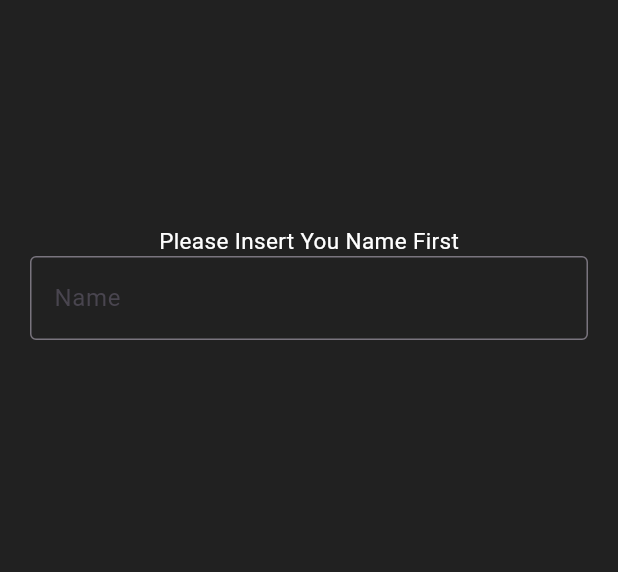
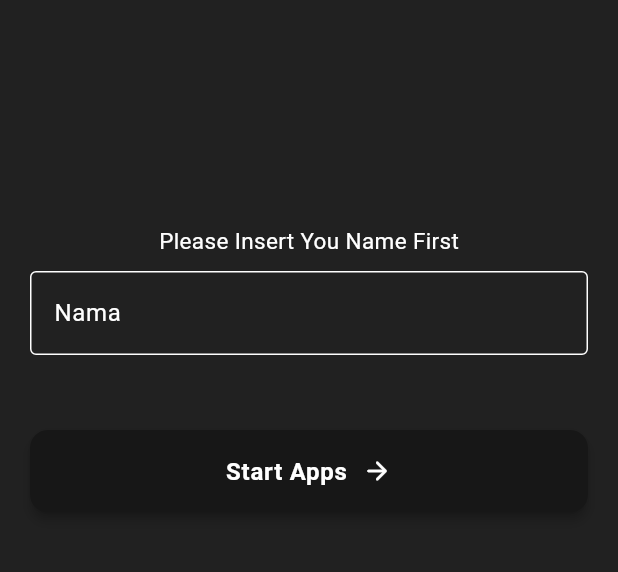
Before and after one commit to FoxHound-X/Sintaxia, a Flutter app: the screen it shows after launch, after a tap on "Start Apps", on a phone screen of 412 x 824 dp, the part 146-718 px from its top. Run offline on Flutter 3.47's test engine with Material 3 defaults, Android fonts, the phone set to English and light mode, and no system bars; our stand-ins replace animated_text_kit, awesome_snackbar_content, shared_preferences; project files that could hold a hidden picture were left out.

Commit message:
update
update penambahan input username

```diff
--- a/aplikasi/lib/halaman/home.dart
+++ b/aplikasi/lib/halaman/home.dart
@@ -1,6 +1,7 @@
 import 'package:animated_text_kit/animated_text_kit.dart';
 import 'package:aplikasi/aset/paketwarna.dart';
 import 'package:awesome_snackbar_content/awesome_snackbar_content.dart';
+import 'package:shared_preferences/shared_preferences.dart';
 import 'package:flutter/material.dart';
 import 'package:aplikasi/aset/asetwidget.dart';
 
@@ -13,6 +14,23 @@ class HalamanHome extends StatefulWidget {
 }
 
 class _HalamanHomeState extends State<HalamanHome> {
+
+String nama = '';
+
+@override
+void initState() {
+  super.initState();
+  _ambilNama(); // ✅ panggil saat halaman dibuka
+}
+
+Future<void> _ambilNama() async {
+  final prefs = await SharedPreferences.getInstance();
+  setState(() {
+    nama = prefs.getString('nama') ?? '';
+  });
+}
+
+
   @override
   Widget build(BuildContext context) {
     return RepaintBoundary(
@@ -25,8 +43,8 @@ class _HalamanHomeState extends State<HalamanHome> {
             Padding(
               padding: const EdgeInsets.only(right: 3),
               child: TextButton(
-                child: const Text(
-                  "SINTAXIA",
+                child: Text(
+                  "$nama",
                   style: TextStyle(
                     fontSize: 18,
                     fontWeight: FontWeight.bold,
--- a/aplikasi/lib/main.dart
+++ b/aplikasi/lib/main.dart
@@ -168,12 +168,18 @@ class _welcomeState extends State<welcome> {
                           shape: RoundedRectangleBorder(borderRadius: BorderRadius.circular(9)),
                         ),
                         onPressed: _isHomePreloaded
-                            ? () {
+                            ? () async {
+                              final perfs = await SharedPreferences.getInstance();
+                              final isFirsstTime = perfs.getBool('isFirstTime') ?? true;
+
+                              if (!mounted) return;
+
+
                                 Navigator.pushReplacement(
                                   context,
                                   PageRouteBuilder(
                                     transitionDuration: const Duration(milliseconds: 600),
-                                    pageBuilder: (context, animation, secondaryAnimation) => const FirstTime(),
+                                    pageBuilder: (context, animation, secondaryAnimation) => isFirsstTime ? const FirstTime(): const HalamanHome(),
                                     transitionsBuilder: (context, animation, secondaryAnimation, child) {
                                       final offsetAnimation = Tween<Offset>(
                                         begin: const Offset(0, 0.2),
--- a/aplikasi/lib/notimportan/firstime.dart
+++ b/aplikasi/lib/notimportan/firstime.dart
@@ -1,6 +1,8 @@
 import 'package:aplikasi/aset/asetwidget.dart';
 import 'package:flutter/material.dart';
 import 'package:aplikasi/aset/paketwarna.dart';
+import '../Systemroute.dart';
+import 'package:shared_preferences/shared_preferences.dart';
 
 
 class FirstTime extends StatefulWidget {
@@ -11,7 +13,23 @@ class FirstTime extends StatefulWidget {
 }
 
 class _FirstTimeState extends State<FirstTime> {
+  final TextEditingController _namaControler = TextEditingController();
+
+  Future<void> _simpanNama() async {
+    final prefs  = await SharedPreferences.getInstance();
+    final nama = _namaControler.text.trim();
+
+    if (nama.isEmpty) return;
+
+    await prefs.setString('nama', nama);
+    await prefs.setBool('isFirstTime', false);
+  }
+
   @override
+  void dispose(){
+    _namaControler.dispose();
+    super.dispose();
+  }
   Widget build(BuildContext context) {
     return Scaffold(
       backgroundColor: paketwarna.nordicBacground,
@@ -37,16 +55,63 @@ class _FirstTimeState extends State<FirstTime> {
                     ),
                   ),
 
+                  const SizedBox(height: 10,),
+
                   TextField(
-                    style: TextStyle(
-                      color: Colors.white
+                    controller: _namaControler,
+                    style: const TextStyle(color: Colors.white),
+                    decoration: InputDecoration(
+                      labelText: 'Nama',
+                      hintText: 'Masukkan nama kamu',
+
+                      labelStyle: const TextStyle(color: Colors.white),
+                      hintStyle: TextStyle(color: Colors.white.withOpacity(0.5)),
+
+                      enabledBorder: OutlineInputBorder(
+                        borderSide: BorderSide(color: Colors.white),
+                      ),
+                      focusedBorder: OutlineInputBorder(
+                        borderSide: BorderSide(color: Colors.white),
+                      ),
                     ),
-                    decoration: InputDecoration(
-                      labelText: 'Name',
-                      hintText: 'Insert you Name Buddy',
-                      border: OutlineInputBorder()
+                  ),
+
+                  const SizedBox(height: 50,),
+                  SizedBox(
+                    width: double.infinity,
+                    child: ElevatedButton(
+                      style: ElevatedButton.styleFrom(
+                        backgroundColor: paketwarna.nordicPrimButton,
+                        elevation: 3,
+                        padding: const EdgeInsets.symmetric(vertical: 16),
+                        shape: RoundedRectangleBorder(
+                          borderRadius: BorderRadius.circular(12),
+                        ),
+                      ),
+                      onPressed: () async {
+                        await _simpanNama();
+                        Navigator.pushNamed(context, '/homepage');
+                      },
+                      child: const Row(
+                        mainAxisAlignment: MainAxisAlignment.center,
+                        children: [
+                          Text(
+                            'Start Apps',
+                            style: TextStyle(
+                              fontSize: 16,
+                              fontWeight: FontWeight.w600,
+                              color: Colors.white,
+                              letterSpacing: 0.5,
+                            ),
+                          ),
+                          SizedBox(width: 10),
+                          Icon(Icons.arrow_forward_rounded, size: 20, color: Colors.white),
+                        ],
+                      ),
                     ),
-                  )
+                  ),
+
+
                 ],
               ),
             ),
```
